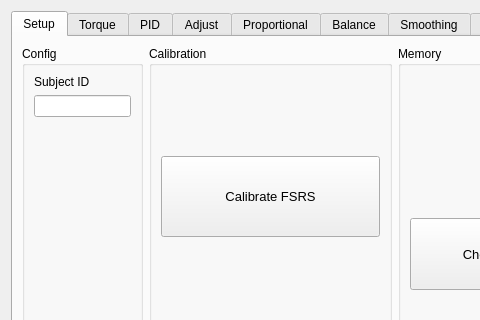
The window that src/biomech_gui/resource/gui_widget.ui (naubiomech/ExoGui) describes before a commit, drawn with Qt 5; both pictures show x 0 to 480 and y 0 to 320 of the 1309 by 859 pixel window.
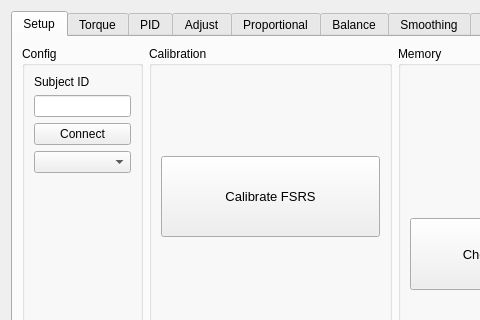
The same window after the commit.

Commit message: Added a bluetooth dropdown

The edit to the form file:
```diff
--- a/src/biomech_gui/resource/gui_widget.ui
+++ b/src/biomech_gui/resource/gui_widget.ui
@@ -316,6 +316,16 @@
           <item>
            <widget class="QLineEdit" name="subjectIDLine"/>
           </item>
+          <item>
+           <widget class="QPushButton" name="bluetoothConnectButton">
+            <property name="text">
+             <string>Connect</string>
+            </property>
+           </widget>
+          </item>
+          <item>
+           <widget class="QComboBox" name="bluetoothSelectBox"/>
+          </item>
           <item>
            <spacer name="verticalSpacer_5">
             <property name="orientation">
```
